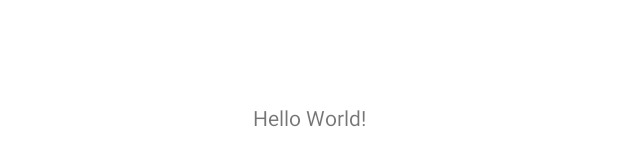
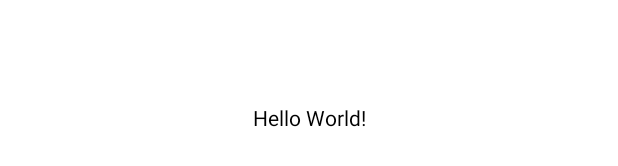
Before and after one commit to rowayda-sayad/Weather-App, an Android app: the layout activity_main.xml on its own in the app's theme, with its tools: preview values and no code run, on a phone screen of 412 x 824 dp. Shown: the part 501-667 px from the top of the screen. Run offline under Robolectric (Android 15) with nearby library versions, the phone set to English and light mode, and no system bars; network calls fail.

Commit message:
first commit

```diff
--- a/app/src/main/java/com/example/weatherappudemy/MainActivity.java
+++ b/app/src/main/java/com/example/weatherappudemy/MainActivity.java
@@ -21,8 +21,8 @@ import java.net.URI;
 import java.text.DecimalFormat;
 
 public class MainActivity extends AppCompatActivity {
-    private String API_KEY = "925d0ed7bf7bd8a985d4eee1d9d9eaa4";
-    private String Uri = "https://api.openweathermap.org/data/2.5/weather?q=Toronto&appid=925d0ed7bf7bd8a985d4eee1d9d9eaa4";
+    private String API_KEY = "YOUR API KEY";
+    private String Uri = "https://api.openweathermap.org/data/2.5/weather?q=Toronto&appid=YOUR API KEY";
     DecimalFormat df = new DecimalFormat("#.##");
 
     @Override
--- a/app/src/main/res/layout/activity_main.xml
+++ b/app/src/main/res/layout/activity_main.xml
@@ -10,6 +10,7 @@
         android:layout_width="wrap_content"
         android:layout_height="wrap_content"
         android:text="Hello World!"
+        android:textColor="@color/black"
         app:layout_constraintBottom_toBottomOf="parent"
         app:layout_constraintLeft_toLeftOf="parent"
         app:layout_constraintRight_toRightOf="parent"
```
